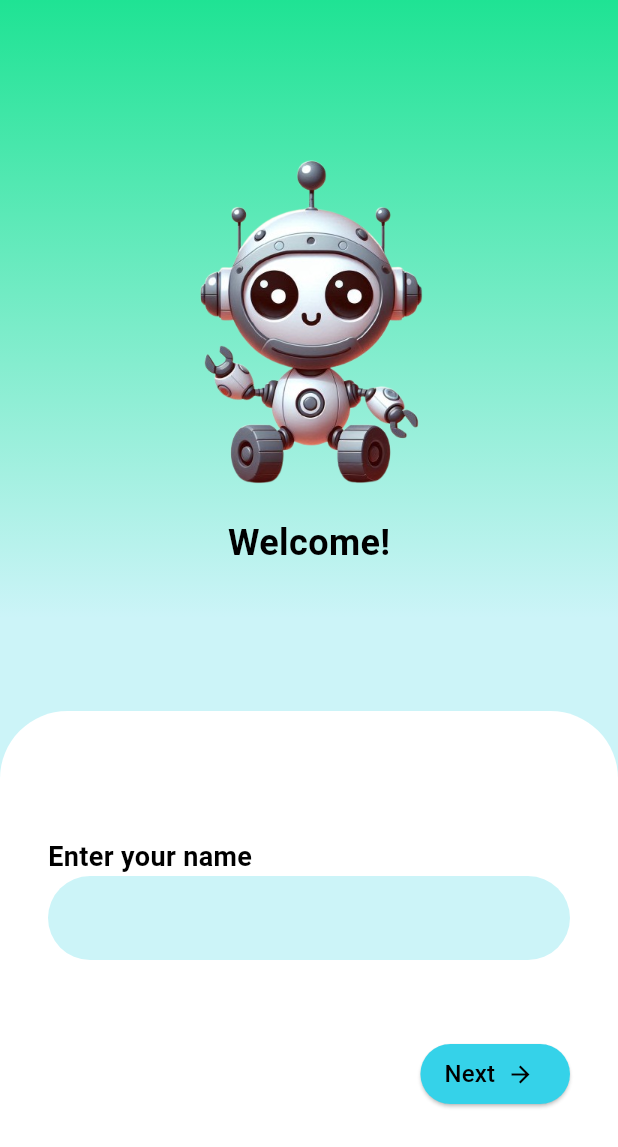
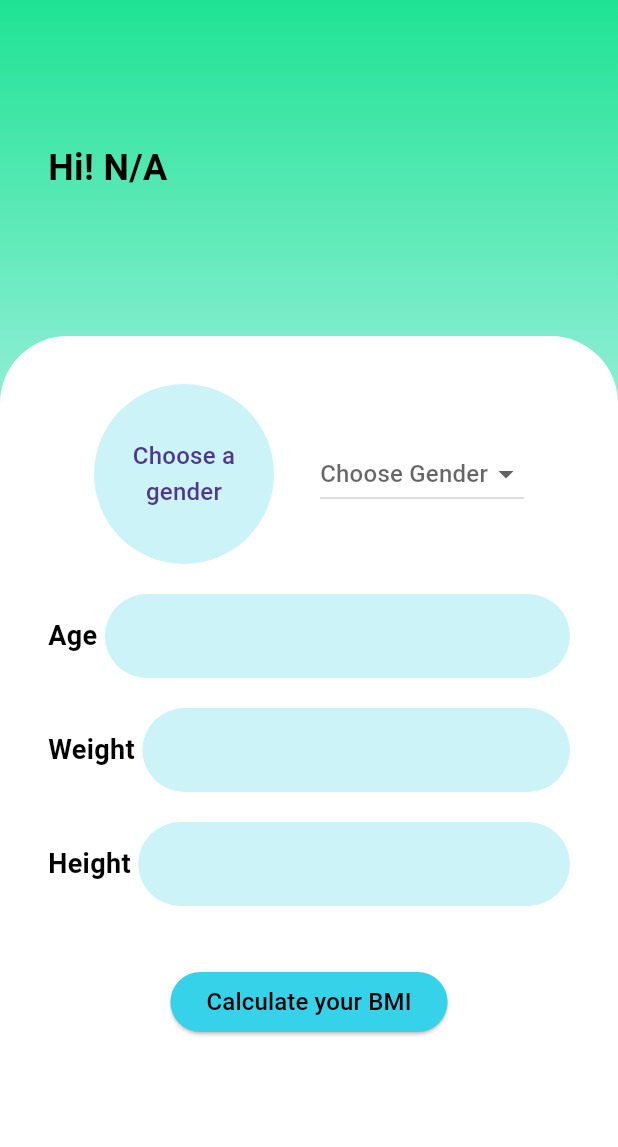
Before and after one commit to Amr-Haitham/bmi_calculator, a Flutter app: the screen it shows after launch, after a tap on "Next", on a phone screen of 412 x 824 dp. Shown: the top 1147 px of the screen. Run offline on Flutter 3.47's test engine with Material 3 defaults, Android fonts, the phone set to English and light mode, and no system bars.

Commit message:
finished bmi_data_screen

```diff
--- a/lib/screens/bmi_data_screen.dart
+++ b/lib/screens/bmi_data_screen.dart
@@ -0,0 +1,150 @@
+import 'package:flutter/material.dart';
+
+import 'widgets/bmi_data_textfield.dart';
+
+class BmiDataScreen extends StatefulWidget {
+  const BmiDataScreen({super.key, required this.name});
+  final String name;
+  @override
+  State<BmiDataScreen> createState() => _BmiDataScreenState();
+}
+
+class _BmiDataScreenState extends State<BmiDataScreen> {
+  bool? isMale;
+  @override
+  Widget build(BuildContext context) {
+    return Scaffold(
+      body: Container(
+        decoration: const BoxDecoration(
+          gradient: LinearGradient(
+            colors: [
+              Color(0xff1FE394),
+              Color(0xffCCF4F8),
+              Color(0xffCCF4F8)
+            ], // Define the gradient colors
+            begin: Alignment.topCenter,
+            end: Alignment.bottomCenter,
+          ),
+        ),
+        child: Column(
+          children: [
+            Expanded(
+                child: Padding(
+              padding: const EdgeInsets.all(32.0),
+              child: SizedBox(
+                child: Align(
+                  alignment: Alignment.centerLeft,
+                  child: Text(
+                    "Hi! ${widget.name}",
+                    style: const TextStyle(
+                        fontSize: 24,
+                        fontWeight: FontWeight.bold,
+                        fontFamily: "Roboto",
+                        color: Colors.black),
+                  ),
+                ),
+              ),
+            )),
+            Container(
+              height: 600,
+              decoration: const BoxDecoration(
+                  color: Colors.white,
+                  borderRadius:
+                      BorderRadius.vertical(top: Radius.circular(45))),
+              child: Padding(
+                padding: const EdgeInsets.all(32.0),
+                child: SingleChildScrollView(
+                  child: Column(
+                    mainAxisAlignment: MainAxisAlignment.center,
+                    children: [
+                      Row(
+                        mainAxisAlignment: MainAxisAlignment.spaceEvenly,
+                        children: [
+                          CircleAvatar(
+                              radius: 60,
+                              backgroundColor: const Color(0xffCCF4F8),
+                              child: isMale != null
+                                  ? (isMale!
+                                      ? Image.asset(
+                                          "assets/male.png",
+                                          scale: 1,
+                                        )
+                                      : Image.asset(
+                                          "assets/female.png",
+                                          scale: 1,
+                                        ))
+                                  : const Center(
+                                      child: Text(
+                                      "Choose a gender",
+                                      textAlign: TextAlign.center,
+                                    ))),
+                          DropdownButton<bool>(
+                              value: isMale,
+                              hint: const Text("Choose Gender"),
+                              items: const [
+                                DropdownMenuItem(
+                                    value: true, child: Text("Male")),
+                                DropdownMenuItem(
+                                    value: false, child: Text("Female"))
+                              ],
+                              onChanged: (newGender) {
+                                print("new gener : $newGender");
+                                setState(() {
+                                  isMale = newGender;
+                                });
+                              })
+                        ],
+                      ),
+                      const SizedBox(
+                        height: 20,
+                      ),
+                      BmiDataTextField(
+                        labelText: 'Age',
+                        onChanged: (ageText) {},
+                      ),
+                      const SizedBox(
+                        height: 20,
+                      ),
+                      BmiDataTextField(
+                        labelText: 'Weight',
+                        onChanged: (ageText) {},
+                      ),
+                      const SizedBox(
+                        height: 20,
+                      ),
+                      BmiDataTextField(
+                        labelText: 'Height',
+                        onChanged: (ageText) {},
+                      ),
+                      const SizedBox(
+                        height: 40,
+                      ),
+                      Row(
+                        mainAxisAlignment: MainAxisAlignment.center,
+                        children: [
+                          ElevatedButton(
+                            style: ElevatedButton.styleFrom(
+                                backgroundColor: const Color(0xff35D2E9)),
+                            onPressed: () {},
+                            iconAlignment: IconAlignment.end,
+                            child: const Text(
+                              "Calculate your BMI",
+                              style: TextStyle(
+                                  fontSize: 16,
+                                  fontFamily: "Roboto",
+                                  color: Colors.black),
+                            ),
+                          )
+                        ],
+                      )
+                    ],
+                  ),
+                ),
+              ),
+            )
+          ],
+        ),
+      ),
+    );
+  }
+}
--- a/lib/screens/name_screen.dart
+++ b/lib/screens/name_screen.dart
@@ -1,4 +1,5 @@
 import 'package:flutter/material.dart';
+import 'package:hediety/screens/bmi_data_screen.dart';
 
 class NameScreen extends StatefulWidget {
   const NameScreen({super.key});
@@ -8,6 +9,7 @@ class NameScreen extends StatefulWidget {
 }
 
 class _NameScreenState extends State<NameScreen> {
+  String? name;
   @override
   Widget build(BuildContext context) {
     return Scaffold(
@@ -68,7 +70,11 @@ class _NameScreenState extends State<NameScreen> {
                               color: Colors.black),
                         ),
                         TextField(
-                          onChanged: (text) {},
+                          onChanged: (text) {
+                            setState(() {
+                              name = text;
+                            });
+                          },
                           decoration: InputDecoration(
                               filled: true,
                               fillColor: const Color(0xffCCF4F8),
@@ -84,8 +90,15 @@ class _NameScreenState extends State<NameScreen> {
                       children: [
                         ElevatedButton.icon(
                           style: ElevatedButton.styleFrom(
-                              backgroundColor: Color(0xff35D2E9)),
-                          onPressed: () {},
+                              backgroundColor: const Color(0xff35D2E9)),
+                          onPressed: () {
+                            Navigator.push(
+                                context,
+                                MaterialPageRoute(
+                                    builder: (context) => BmiDataScreen(
+                                          name: name ?? "N/A",
+                                        )));
+                          },
                           iconAlignment: IconAlignment.end,
                           icon: const Icon(
                             Icons.arrow_forward,
--- /dev/null
+++ b/lib/screens/widgets/bmi_data_textfield.dart
@@ -0,0 +1,41 @@
+import 'package:flutter/material.dart';
+
+class BmiDataTextField extends StatelessWidget {
+  final String labelText;
+  final Function(String) onChanged;
+  const BmiDataTextField(
+      {super.key, required this.labelText, required this.onChanged});
+
+  @override
+  Widget build(BuildContext context) {
+    return Row(
+      crossAxisAlignment: CrossAxisAlignment.center,
+      mainAxisAlignment: MainAxisAlignment.center,
+      children: [
+        Text(
+          labelText,
+          style: const TextStyle(
+              fontSize: 18,
+              fontWeight: FontWeight.bold,
+              fontFamily: "Roboto",
+              color: Colors.black),
+        ),
+        const SizedBox(
+          width: 5,
+        ),
+        Expanded(
+          child: TextField(
+            onChanged: onChanged,
+            decoration: InputDecoration(
+                filled: true,
+                fillColor: const Color(0xffCCF4F8),
+                border: OutlineInputBorder(
+                    borderRadius: BorderRadius.circular(32),
+                    borderSide:
+                        const BorderSide(style: BorderStyle.none, width: 0))),
+          ),
+        ),
+      ],
+    );
+  }
+}
```
Also changed, not shown: assets/female.png (added), assets/male.png (added).
